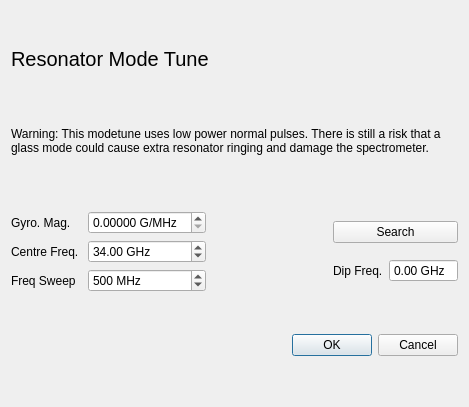
Above: autodeer/gui/modetuneUI.ui from JeschkeLab/autoDEER before the change. Below: the same form after it.
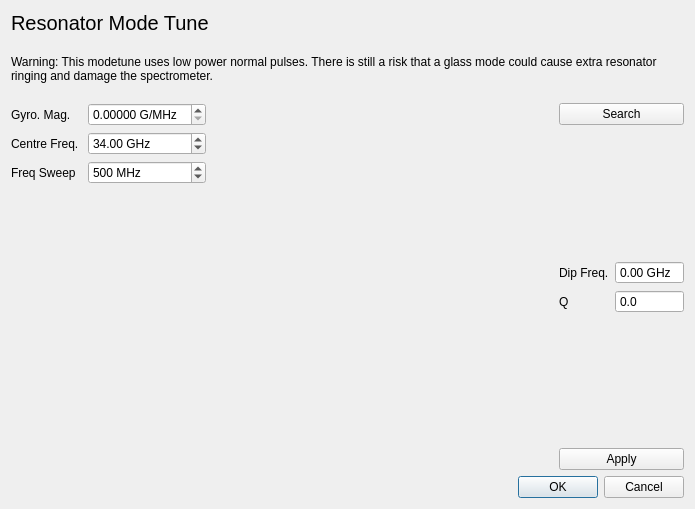
That is the form after the change.

Diff of the .ui file:
```diff
--- a/autodeer/gui/modetuneUI.ui
+++ b/autodeer/gui/modetuneUI.ui
@@ -6,8 +6,8 @@
    <rect>
     <x>0</x>
     <y>0</y>
-    <width>469</width>
-    <height>407</height>
+    <width>695</width>
+    <height>509</height>
    </rect>
   </property>
   <property name="windowTitle">
@@ -148,15 +148,18 @@
         </widget>
        </item>
        <item>
-        <layout class="QHBoxLayout" name="horizontalLayout">
-         <item>
+        <layout class="QFormLayout" name="formLayout_2">
+         <property name="formAlignment">
+          <set>Qt::AlignLeading|Qt::AlignLeft|Qt::AlignVCenter</set>
+         </property>
+         <item row="0" column="0">
           <widget class="QLabel" name="label_2">
            <property name="text">
             <string>Dip Freq.</string>
            </property>
           </widget>
          </item>
-         <item>
+         <item row="0" column="1">
           <widget class="QDoubleSpinBox" name="calc_freq">
            <property name="readOnly">
             <bool>true</bool>
@@ -169,8 +172,38 @@
            </property>
           </widget>
          </item>
+         <item row="1" column="0">
+          <widget class="QLabel" name="QSpinBoxLabel">
+           <property name="text">
+            <string>Q</string>
+           </property>
+          </widget>
+         </item>
+         <item row="1" column="1">
+          <widget class="QDoubleSpinBox" name="qDoubleSpinBox">
+           <property name="readOnly">
+            <bool>true</bool>
+           </property>
+           <property name="buttonSymbols">
+            <enum>QAbstractSpinBox::NoButtons</enum>
+           </property>
+           <property name="decimals">
+            <number>1</number>
+           </property>
+           <property name="maximum">
+            <double>1000.000000000000000</double>
+           </property>
+          </widget>
+         </item>
         </layout>
        </item>
+       <item>
+        <widget class="QPushButton" name="applyButton">
+         <property name="text">
+          <string>Apply</string>
+         </property>
+        </widget>
+       </item>
       </layout>
      </item>
     </layout>
```
